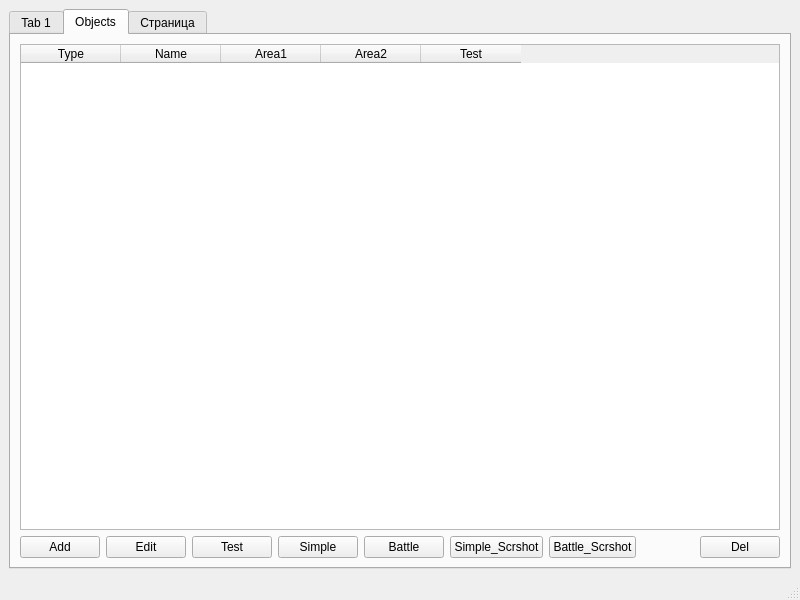
The window that pClient/designMain.ui (Solovova/pyt_sudoku) describes before a commit, drawn with Qt 5.
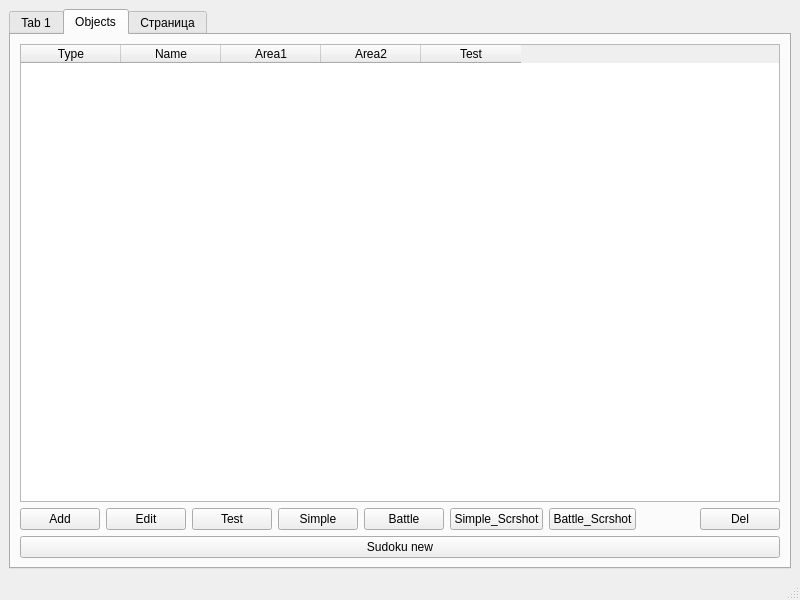
The same window after the commit.

```diff
--- a/pClient/designMain.ui
+++ b/pClient/designMain.ui
@@ -132,6 +132,13 @@
           </item>
          </layout>
         </item>
+        <item>
+         <widget class="QPushButton" name="push_button_sud_new">
+          <property name="text">
+           <string>Sudoku new</string>
+          </property>
+         </widget>
+        </item>
        </layout>
       </widget>
       <widget class="QWidget" name="tab_2">
```
